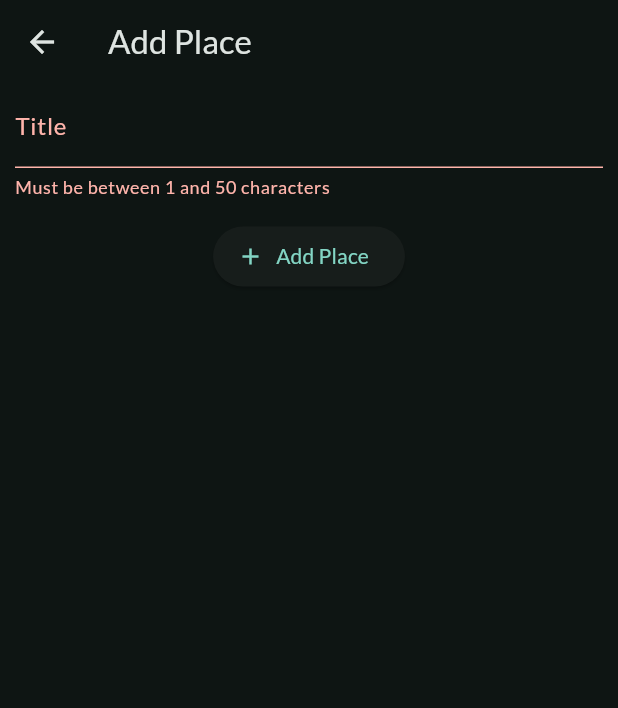
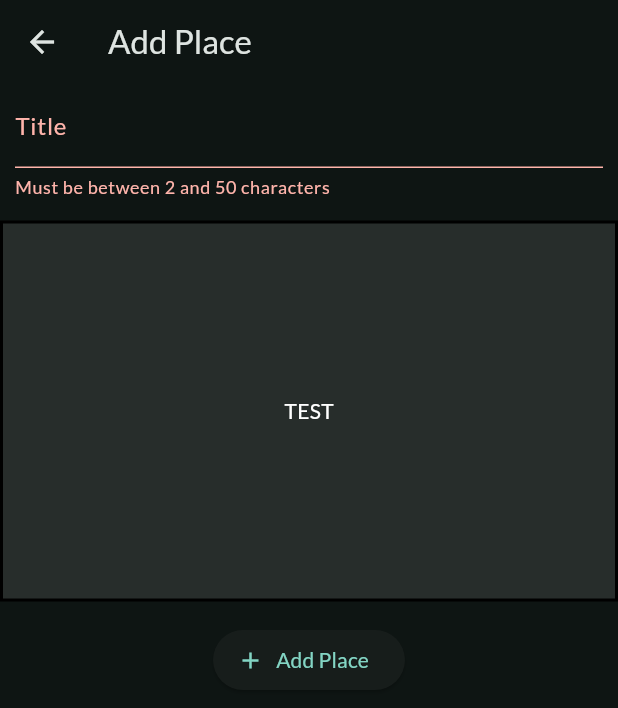
Before and after one commit to Senan04/favorite_places, a Flutter app: the AddPlace screen opened directly, after a tap on "Add Place", on a phone screen of 412 x 824 dp. Shown: the top 708 px of the screen. Run offline on Flutter 3.47's test engine with Material 3 defaults, Android fonts, the phone set to English and light mode, and no system bars; our stand-ins replace flutter_riverpod, flutter_slidable, google_fonts.

Commit message:
Added ImageInput to AddPlaceScreen

```diff
--- a/lib/providers/places_provider.dart
+++ b/lib/providers/places_provider.dart
@@ -2,7 +2,7 @@ import 'package:favorite_places/models/place.dart';
 import 'package:flutter_riverpod/flutter_riverpod.dart';
 
 class PlacesNotifier extends StateNotifier<List<Place>> {
-  PlacesNotifier() : super([]);
+  PlacesNotifier() : super(const []);
 
   void addPlace(Place place) {
     state = [...state, place];
--- a/lib/screens/add_place.dart
+++ b/lib/screens/add_place.dart
@@ -1,4 +1,5 @@
 import 'package:favorite_places/models/place.dart';
+import 'package:favorite_places/widgets/image_input.dart';
 import 'package:flutter/material.dart';
 
 class AddPlace extends StatefulWidget {
@@ -35,7 +36,7 @@ class _AddPlaceScreenState extends State<AddPlace> {
                   if (value == null ||
                       value.isEmpty ||
                       value.trim().length <= 1) {
-                    return 'Must be between 1 and 50 characters';
+                    return 'Must be between 2 and 50 characters';
                   }
                   return null;
                 },
@@ -45,6 +46,10 @@ class _AddPlaceScreenState extends State<AddPlace> {
                 ),
               ),
             ),
+            const SizedBox(
+              height: 15,
+            ),
+            const ImageInput(),
             const SizedBox(
               height: 15,
             ),
--- /dev/null
+++ b/lib/widgets/image_input.dart
@@ -0,0 +1,29 @@
+import 'package:flutter/material.dart';
+
+class ImageInput extends StatefulWidget {
+  const ImageInput({super.key});
+
+  @override
+  State<StatefulWidget> createState() => _ImageInputState();
+}
+
+class _ImageInputState extends State<ImageInput> {
+  @override
+  Widget build(BuildContext context) {
+    return Container(
+      decoration: BoxDecoration(
+        border: Border.all(
+          width: 2,
+        ),
+        color: Colors.white10,
+      ),
+      child: const SizedBox(
+        height: 250,
+        width: double.infinity,
+        child: Center(
+          child: Text('TEST'),
+        ),
+      ),
+    );
+  }
+}
```
